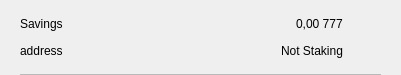
Above: src/qt/pivx/forms/csrow.ui from decenomy/DSW before the change. Below: the same form after it.
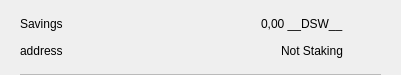
That is the form after the change. Icons and pictures are not drawn.

```diff
--- a/src/qt/pivx/forms/csrow.ui
+++ b/src/qt/pivx/forms/csrow.ui
@@ -102,7 +102,7 @@
            <item>
             <widget class="QLabel" name="labelAmount">
              <property name="text">
-              <string>0,00 777</string>
+              <string>0,00 __DSW__</string>
              </property>
             </widget>
            </item>
```
